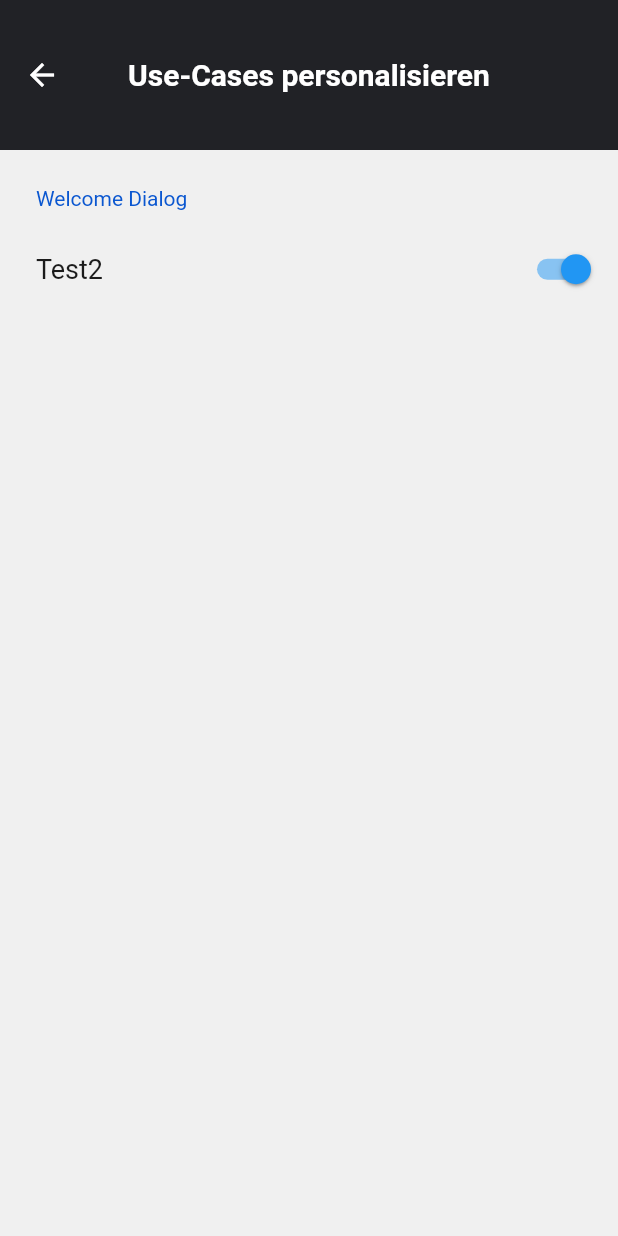
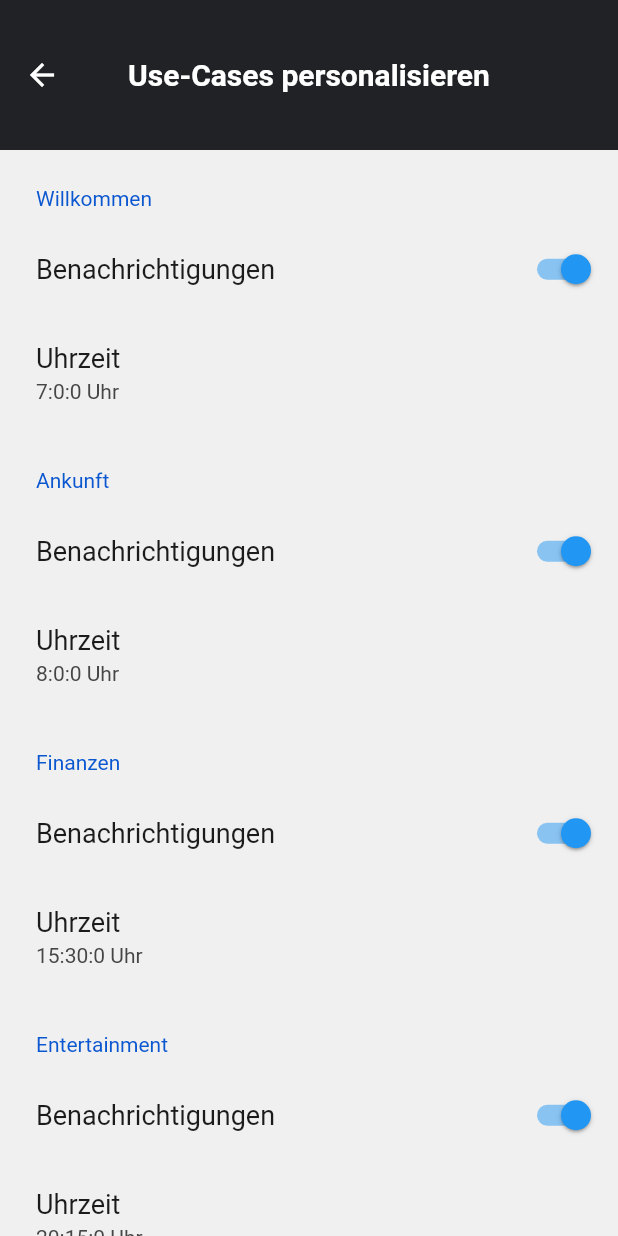
Before and after one commit to Stausssi/Bob2.0, a Flutter app: the screen it shows after launch, item 3 of the bottom bar chosen, after a tap on "Präferenzen", on a phone screen of 412 x 824 dp. Run offline on Flutter 3.47's test engine with Material 2 defaults, Android fonts, the phone set to English and light mode, and no system bars; drawn by our look-alikes of settings_ui; our stand-ins replace dio, flutter_chat_types, flutter_chat_ui, flutter_local_notifications, flutter_tts, google_fonts and 4 more; Roboto replaces fonts that are missing (Assistant).

Commit message:
added notification settings

```diff
--- a/lib/handler/conversation_handler.dart
+++ b/lib/handler/conversation_handler.dart
@@ -74,6 +74,7 @@ class ConversationHandler {
   /// the response easier to handle
   BackendAnswer? _parseBackendAnswer(Map<String, dynamic> responseData) {
     try {
+      // TODO: Undo temporary fix
       currentUseCase = useCaseFromString(responseData["use_case"][0]);
 
       return BackendAnswer(
--- a/lib/handler/storage_handler.dart
+++ b/lib/handler/storage_handler.dart
@@ -1,3 +1,4 @@
+import 'package:bob/handler/notification_handler.dart';
 import 'package:bob/util.dart';
 import 'package:flutter/cupertino.dart';
 import 'package:flutter/material.dart';
@@ -130,6 +131,34 @@ class StorageHandler {
         return getValue(SettingKeys.entertainmentTime);
     }
   }
+
+  /// (Re)schedule notifications for the given [useCase]
+  ///
+  /// if [value] is true, notifications are scheduled
+  static void updateNotifications(UseCase useCase, bool value) {
+    // Persist the value
+    switch (useCase) {
+      case UseCase.welcome:
+        saveValue(SettingKeys.welcomeNotification, value);
+        break;
+      case UseCase.travel:
+        saveValue(SettingKeys.travelNotification, value);
+        break;
+      case UseCase.finance:
+        saveValue(SettingKeys.financeNotification, value);
+        break;
+      case UseCase.entertainment:
+        saveValue(SettingKeys.entertainmentNotification, value);
+        break;
+    }
+
+    // Schedule / Remove notifications depending on values
+    if (value) {
+      NotificationHandler().scheduleNotification(useCase);
+    } else {
+      NotificationHandler().removeNotification(useCase);
+    }
+  }
 }
 
 /// Contains a string representing a unique key for every value saved in local
@@ -143,9 +172,16 @@ class SettingKeys {
   static const String messageCount = "messageCount";
   static const String conversationCount = "conversationCount";
 
+  static const String welcomeNotification = "welcomeNotification";
   static const String welcomeTime = "welcomeTime";
+
+  static const String travelNotification = "travelNotification";
   static const String travelTime = "travelTime";
+
+  static const String financeNotification = "financeNotification";
   static const String financeTime = "financeTime";
+
+  static const String entertainmentNotification = "entertainmentNotification";
   static const String entertainmentTime = "entertainmentTime";
 }
 
@@ -157,9 +193,13 @@ Map<String, dynamic> _defaultValues = {
   SettingKeys.previousConversationDates: <String>[],
   SettingKeys.messageCount: 0,
   SettingKeys.conversationCount: 0,
+  SettingKeys.welcomeNotification: true,
   SettingKeys.welcomeTime: const Time(7),
+  SettingKeys.travelNotification: true,
   SettingKeys.travelTime: const Time(8),
+  SettingKeys.financeNotification: true,
   SettingKeys.financeTime: const Time(15, 30),
+  SettingKeys.entertainmentNotification: true,
   SettingKeys.entertainmentTime: const Time(20, 15),
 };
 
--- a/lib/settings.dart
+++ b/lib/settings.dart
@@ -1,6 +1,8 @@
 import 'package:bob/handler/notification_handler.dart';
+import 'package:bob/handler/storage_handler.dart';
 import 'package:bob/util.dart';
 import 'package:flutter/material.dart';
+import 'package:flutter_local_notifications/flutter_local_notifications.dart';
 import 'package:settings_ui/settings_ui.dart';
 
 /// Themes
@@ -195,6 +197,7 @@ class UserSettings extends StatefulWidget {
 class _UserSettingsState extends State<UserSettings> {
   @override
   Widget build(BuildContext context) {
+    // TODO: Hier input für User name
     return SettingsList(
       applicationType: ApplicationType.material,
       platform: DevicePlatform.iOS,
@@ -233,18 +236,80 @@ class _PreferencesState extends State<Preferences> {
       shrinkWrap: false,
       sections: [
         SettingsSection(
-          title: const Text('Welcome Dialog'),
+          title: const Text('Willkommen'),
           tiles: <SettingsTile>[
-            SettingsTile.switchTile(
-              initialValue: true,
-              title: const Text('Test2'),
-              onPressed: (context) => {},
-              onToggle: (bool value) {},
-            ),
+            ...notificationTiles(UseCase.welcome),
+          ],
+        ),
+        SettingsSection(
+          title: const Text('Ankunft'),
+          tiles: <SettingsTile>[
+            ...notificationTiles(UseCase.travel),
+          ],
+        ),
+        SettingsSection(
+          title: const Text('Finanzen'),
+          tiles: <SettingsTile>[
+            ...notificationTiles(UseCase.finance),
+          ],
+        ),
+        SettingsSection(
+          title: const Text('Entertainment'),
+          tiles: <SettingsTile>[
+            ...notificationTiles(UseCase.entertainment),
           ],
         ),
       ],
     );
+  }
+
+  /// Returns a list of [SettingTile] containing two tiles needed for the handling
+  /// of notifications. They're the same for every use case: A boolean switch
+  /// and a time picker
+  ///
+  /// TODO: Auslagern in eines Einstellungs-Menü?
+  List<SettingsTile> notificationTiles(UseCase useCase) {
+    late String notificationKey;
+    late String timeKey;
+
+    switch (useCase) {
+      case UseCase.welcome:
+        notificationKey = SettingKeys.welcomeNotification;
+        timeKey = SettingKeys.welcomeTime;
+        break;
+      case UseCase.travel:
+        notificationKey = SettingKeys.travelNotification;
+        timeKey = SettingKeys.travelTime;
+        break;
+      case UseCase.finance:
+        notificationKey = SettingKeys.financeNotification;
+        timeKey = SettingKeys.financeTime;
+        break;
+      case UseCase.entertainment:
+        notificationKey = SettingKeys.entertainmentNotification;
+        timeKey = SettingKeys.entertainmentTime;
+        break;
+    }
+
+    bool notificationsEnabled = StorageHandler.getValue(notificationKey);
+    Time notificationTime = StorageHandler.getValue(timeKey);
+
+    return [
+      SettingsTile.switchTile(
+        initialValue: notificationsEnabled,
+        title: const Text("Benachrichtigungen"),
+        onToggle: (value) => setState(
+          () => StorageHandler.updateNotifications(useCase, value),
+        ),
+      ),
+      SettingsTile.navigation(
+        // TODO: Beautify String
+        value: Text("${notificationTime.toStorageString()} Uhr"),
+        title: const Text("Uhrzeit"),
+        // TODO: Time picker
+        onPressed: (_) => print("TODO: Implement time picker"),
+      ),
+    ];
   }
 }
 
```
Also changed, not shown: lib/chat/conversation.dart (+14 -3 lines), lib/handler/notification_handler.dart (+5 -8 lines).
